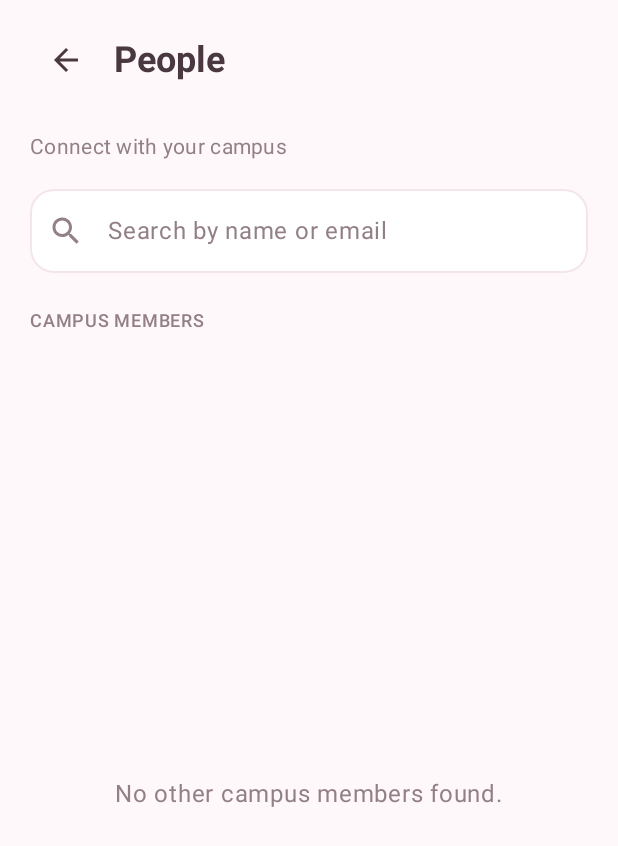
After one commit to campusconnect3251-collab/CampusConnect, an Android app built with Jetpack Compose: the composable PeopleScreen shown on its own in the app's theme, on a phone screen of 412 x 824 dp. The commit adds this screen. Shown: the top 846 px of the screen. Run offline under Robolectric (Android 15) with nearby library versions, the phone set to English and light mode, and no system bars; our stand-ins replace Dagger/Hilt's generated code, Firebase (no records; nobody signed in at launch, a user with empty details on screens opened directly); libraries missing offline, so code that uses them is left out: androidx.hilt.lifecycle.

Commit message:
ui: added screen for searching users to chat

```diff
--- a/app/build.gradle.kts
+++ b/app/build.gradle.kts
@@ -86,4 +86,8 @@ dependencies {
     ksp(libs.hilt.android.compiler)
     implementation(libs.androidx.hilt.navigation.compose)
 
+    // coil
+    implementation(libs.coil.compose)
+    implementation(libs.coil.network.okhttp)
+
 }
--- /dev/null
+++ b/app/src/main/java/com/example/campusconnect/presentation/people/screen/PeopleScreen.kt
@@ -0,0 +1,218 @@
+package com.example.campusconnect.presentation.people.screen
+
+import androidx.compose.foundation.layout.Arrangement
+import androidx.compose.foundation.layout.Box
+import androidx.compose.foundation.layout.Column
+import androidx.compose.foundation.layout.PaddingValues
+import androidx.compose.foundation.layout.Row
+import androidx.compose.foundation.layout.Spacer
+import androidx.compose.foundation.layout.fillMaxSize
+import androidx.compose.foundation.layout.fillMaxWidth
+import androidx.compose.foundation.layout.height
+import androidx.compose.foundation.layout.padding
+import androidx.compose.foundation.layout.width
+import androidx.compose.foundation.lazy.LazyColumn
+import androidx.compose.foundation.lazy.items
+import androidx.compose.foundation.shape.RoundedCornerShape
+import androidx.compose.material.icons.Icons
+import androidx.compose.material.icons.automirrored.filled.ArrowBack
+import androidx.compose.material.icons.filled.Search
+import androidx.compose.material3.CircularProgressIndicator
+import androidx.compose.material3.Icon
+import androidx.compose.material3.IconButton
+import androidx.compose.material3.MaterialTheme
+import androidx.compose.material3.OutlinedTextField
+import androidx.compose.material3.OutlinedTextFieldDefaults
+import androidx.compose.material3.Scaffold
+import androidx.compose.material3.Text
+import androidx.compose.runtime.*
+import androidx.compose.ui.Alignment
+import androidx.compose.ui.Modifier
+import androidx.compose.ui.text.font.FontWeight
+import androidx.compose.ui.unit.dp
+import androidx.hilt.lifecycle.viewmodel.compose.hiltViewModel
+import androidx.lifecycle.compose.collectAsStateWithLifecycle
+import com.example.campusconnect.presentation.people.viewmodel.PeopleViewModel
+import com.example.campusconnect.presentation.people.components.PersonItem
+import com.example.campusconnect.ui.theme.CampusColors
+
+@Composable
+fun PeopleScreen(
+    onBackClick: () -> Unit,
+    onChatSelected: (chatId: String, otherUserId: String) -> Unit,
+    viewModel: PeopleViewModel = hiltViewModel()
+) {
+    val uiState by viewModel.uiState.collectAsStateWithLifecycle()
+    val selectedChat by viewModel.selectedChat.collectAsStateWithLifecycle()
+
+    var selectedUserId by remember { mutableStateOf<String?>(null) }
+
+    // Navigate when the ViewModel successfully creates or retrieves a chat.
+    LaunchedEffect(selectedChat) {
+        val chat = selectedChat
+        val userId = selectedUserId
+
+        if (chat != null && userId != null) {
+            onChatSelected(chat.id, userId)
+            viewModel.clearSelectedChat()
+            selectedUserId = null
+        }
+    }
+
+    val filteredUsers = remember(uiState.users, uiState.searchQuery) {
+        uiState.users.filter { user ->
+            user.name.contains(uiState.searchQuery, ignoreCase = true) ||
+                    user.email.contains(uiState.searchQuery, ignoreCase = true)
+        }
+    }
+
+    Scaffold(
+        containerColor = CampusColors.Background
+    ) { paddingValues ->
+
+        Column(
+            modifier = Modifier
+                .fillMaxSize()
+                .padding(paddingValues)
+                .padding(horizontal = 20.dp)
+        ) {
+
+            // Top bar
+            Row(
+                modifier = Modifier
+                    .fillMaxWidth()
+                    .padding(top = 16.dp, bottom = 24.dp),
+                verticalAlignment = Alignment.CenterVertically
+            ) {
+                IconButton(onClick = onBackClick) {
+                    Icon(
+                        imageVector = Icons.AutoMirrored.Filled.ArrowBack,
+                        contentDescription = "Go back",
+                        tint = CampusColors.TextPrimary
+                    )
+                }
+
+                Spacer(modifier = Modifier.width(8.dp))
+
+                Text(
+                    text = "People",
+                    style = MaterialTheme.typography.headlineSmall,
+                    fontWeight = FontWeight.Bold,
+                    color = CampusColors.TextPrimary
+                )
+            }
+
+            Text(
+                text = "Connect with your campus",
+                style = MaterialTheme.typography.bodyMedium,
+                color = CampusColors.TextSecondary
+            )
+
+            Spacer(modifier = Modifier.height(18.dp))
+
+            // Search field
+            OutlinedTextField(
+                value = uiState.searchQuery,
+                onValueChange = viewModel::onSearchQueryChange,
+                modifier = Modifier.fillMaxWidth(),
+                placeholder = {
+                    Text(
+                        text = "Search by name or email",
+                        color = CampusColors.TextSecondary
+                    )
+                },
+                leadingIcon = {
+                    Icon(
+                        imageVector = Icons.Default.Search,
+                        contentDescription = "Search",
+                        tint = CampusColors.TextSecondary
+                    )
+                },
+                singleLine = true,
+                shape = RoundedCornerShape(16.dp),
+                colors = OutlinedTextFieldDefaults.colors(
+                    focusedBorderColor = CampusColors.Primary,
+                    unfocusedBorderColor = CampusColors.FieldBorder,
+                    focusedTextColor = CampusColors.TextPrimary,
+                    unfocusedTextColor = CampusColors.TextPrimary,
+                    cursorColor = CampusColors.Primary,
+                    focusedContainerColor = CampusColors.White,
+                    unfocusedContainerColor = CampusColors.White
+                )
+            )
+
+            Spacer(modifier = Modifier.height(24.dp))
+
+            Text(
+                text = "CAMPUS MEMBERS",
+                style = MaterialTheme.typography.labelMedium,
+                fontWeight = FontWeight.SemiBold,
+                color = CampusColors.TextSecondary
+            )
+
+            Spacer(modifier = Modifier.height(12.dp))
+
+            when {
+                uiState.isLoading -> {
+                    Box(
+                        modifier = Modifier.fillMaxSize(),
+                        contentAlignment = Alignment.Center
+                    ) {
+                        CircularProgressIndicator(
+                            color = CampusColors.Primary
+                        )
+                    }
+                }
+
+                uiState.errorMessage != null -> {
+                    Box(
+                        modifier = Modifier.fillMaxWidth().weight(1f),
+                        contentAlignment = Alignment.Center
+                    ) {
+                        Text(
+                            text = uiState.errorMessage.orEmpty(),
+                            color = CampusColors.Error
+                        )
+                    }
+                }
+
+                filteredUsers.isEmpty() -> {
+                    Box(
+                        modifier = Modifier.fillMaxWidth().weight(1f),
+                        contentAlignment = Alignment.Center
+                    ) {
+                        Text(
+                            text = if (uiState.searchQuery.isBlank()) {
+                                "No other campus members found."
+                            } else {
+                                "No members match your search."
+                            },
+                            color = CampusColors.TextSecondary
+                        )
+                    }
+                }
+
+                else -> {
+                    LazyColumn(
+                        modifier = Modifier.fillMaxSize(),
+                        verticalArrangement = Arrangement.spacedBy(12.dp),
+                        contentPadding = PaddingValues(bottom = 20.dp)
+                    ) {
+                        items(
+                            items = filteredUsers,
+                            key = { it.uid }
+                        ) { user ->
+                            PersonItem(
+                                user = user,
+                                onClick = {
+                                    selectedUserId = user.uid
+                                    viewModel.openChat(user.uid)
+                                }
+                            )
+                        }
+                    }
+                }
+            }
+        }
+    }
+}
--- /dev/null
+++ b/app/src/main/java/com/example/campusconnect/presentation/people/state/PeopleUiState.kt
@@ -0,0 +1,10 @@
+package com.example.campusconnect.presentation.people.state
+
+import com.example.campusconnect.domain.model.UserProfile
+
+data class PeopleUiState(
+    val users: List<UserProfile> = emptyList(),
+    val searchQuery: String = "",
+    val isLoading: Boolean = true,
+    val errorMessage: String? = null
+)
--- /dev/null
+++ b/app/src/main/java/com/example/campusconnect/presentation/people/viewmodel/PeopleViewModel.kt
@@ -0,0 +1,103 @@
+package com.example.campusconnect.presentation.people.viewmodel
+
+import androidx.lifecycle.ViewModel
+import androidx.lifecycle.viewModelScope
+import com.example.campusconnect.domain.model.Chat
+import com.example.campusconnect.domain.usecase.auth.GetCurrentUserUseCase
+import com.example.campusconnect.domain.usecase.chat.GetOrCreateChatUseCase
+import com.example.campusconnect.domain.usecase.user.GetUsersUseCase
+import com.example.campusconnect.presentation.people.state.PeopleUiState
+import dagger.hilt.android.lifecycle.HiltViewModel
+import jakarta.inject.Inject
+import kotlinx.coroutines.flow.MutableStateFlow
+import kotlinx.coroutines.flow.asStateFlow
+import kotlinx.coroutines.flow.catch
+import kotlinx.coroutines.flow.update
+import kotlinx.coroutines.launch
+import kotlin.coroutines.cancellation.CancellationException
+
+@HiltViewModel
+class PeopleViewModel @Inject constructor(
+    private val getUsersUseCase: GetUsersUseCase,
+    private val getOrCreateChatUseCase: GetOrCreateChatUseCase,
+    private val getCurrentUserUseCase: GetCurrentUserUseCase
+) : ViewModel() {
+
+    private val _uiState = MutableStateFlow(PeopleUiState())
+    val uiState = _uiState.asStateFlow()
+
+    private val _selectedChat = MutableStateFlow<Chat?>(null)
+    val selectedChat = _selectedChat.asStateFlow()
+
+    init {
+        observeUsers()
+    }
+
+    private fun observeUsers() {
+        viewModelScope.launch {
+            val currentUser = getCurrentUserUseCase()
+
+            if (currentUser == null) {
+                _uiState.update {
+                    it.copy(
+                        isLoading = false,
+                        errorMessage = "Unable to retrieve current user."
+                    )
+                }
+                return@launch
+            }
+
+            getUsersUseCase(currentUser.uid)
+                .catch { exception ->
+                    if (exception is CancellationException) throw exception
+
+                    _uiState.update {
+                        it.copy(
+                            isLoading = false,
+                            errorMessage = exception.localizedMessage
+                                ?: "Unable to load users."
+                        )
+                    }
+                }
+                .collect { users ->
+                    _uiState.update {
+                        it.copy(
+                            users = users,
+                            isLoading = false,
+                            errorMessage = null
+                        )
+                    }
+                }
+        }
+    }
+
+    fun onSearchQueryChange(query: String) {
+        _uiState.update {
+            it.copy(searchQuery = query)
+        }
+    }
+
+    fun openChat(otherUserId: String) {
+        viewModelScope.launch {
+            val currentUser = getCurrentUserUseCase() ?: return@launch
+
+            getOrCreateChatUseCase(
+                currentUserId = currentUser.uid,
+                otherUserId = otherUserId
+            ).onSuccess { chat ->
+                _selectedChat.value = chat
+            }.onFailure { exception ->
+                _uiState.update {
+                    it.copy(
+                        errorMessage = exception.localizedMessage
+                            ?: "Unable to open conversation."
+                    )
+                }
+            }
+        }
+    }
+
+    fun clearSelectedChat() {
+        _selectedChat.value = null
+    }
+}
--- a/gradle/libs.versions.toml
+++ b/gradle/libs.versions.toml
@@ -23,6 +23,8 @@ kotlinxSerializationJson = "1.11.0"
 navigationCompose = "2.10.2"
 ksp = "2.3.12"
 room = "2.8.5"
+coilCompose = "3.6.3"
+coilNetworkOkhttp = "3.6.3"
 
 [libraries]
 androidx-compose-material-icons-extended = { module = "androidx.compose.material:material-icons-extended" }
@@ -56,6 +58,8 @@ kotlinx-serialization-json = { module = "org.jetbrains.kotlinx:kotlinx-serializa
 room-runtime = { module = "androidx.room:room-runtime", version.ref = "room" }
 room-ktx = { module = "androidx.room:room-ktx", version.ref = "room" }
 room-compiler = { module = "androidx.room:room-compiler", version.ref = "room" }
+coil-compose = { module = "io.coil-kt.coil3:coil-compose", version.ref = "coilCompose" }
+coil-network-okhttp = { module = "io.coil-kt.coil3:coil-network-okhttp", version.ref = "coilNetworkOkhttp" }
 
 [plugins]
 android-application = { id = "com.android.application", version.ref = "agp" }
```
Also changed, not shown: app/src/main/java/com/example/campusconnect/presentation/chat/screen/ChatScreen.kt (added, +25 -0 lines), app/src/main/java/com/example/campusconnect/presentation/home/HomeScreen.kt (+60 -1 lines), app/src/main/java/com/example/campusconnect/presentation/navigation/MainNavigation.kt (+37 -1 lines), app/src/main/java/com/example/campusconnect/presentation/navigation/routes/MainRoutes.kt (+8 -2 lines), app/src/main/java/com/example/campusconnect/presentation/people/components/PersonItem.kt (added, +130 -0 lines).
